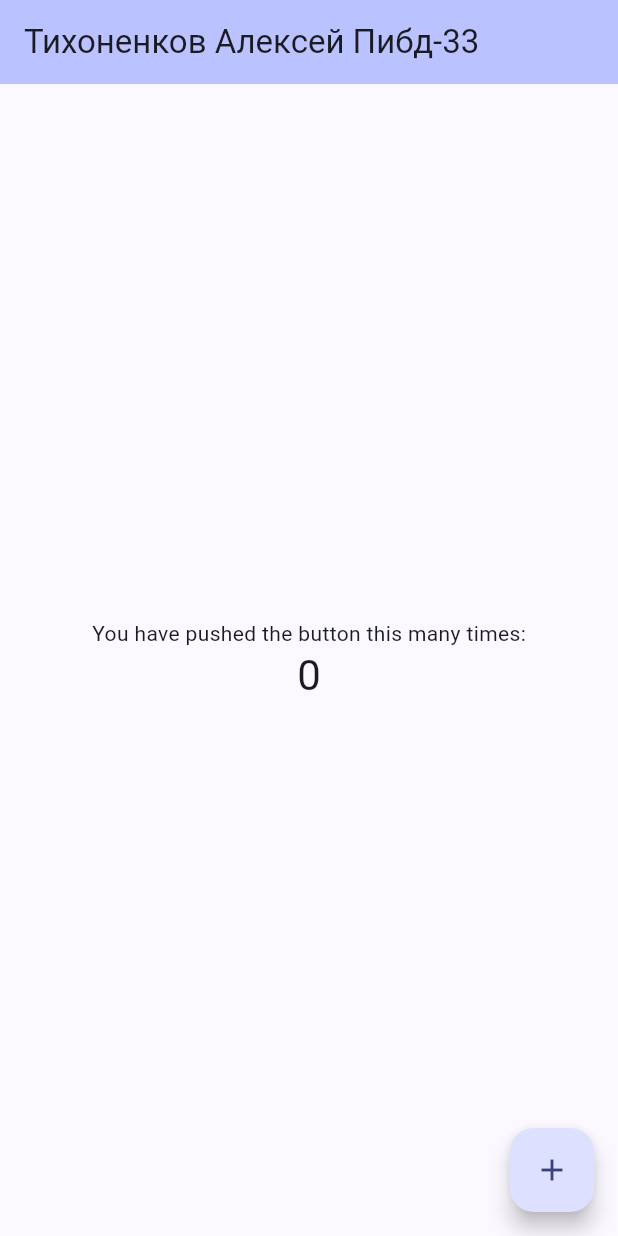
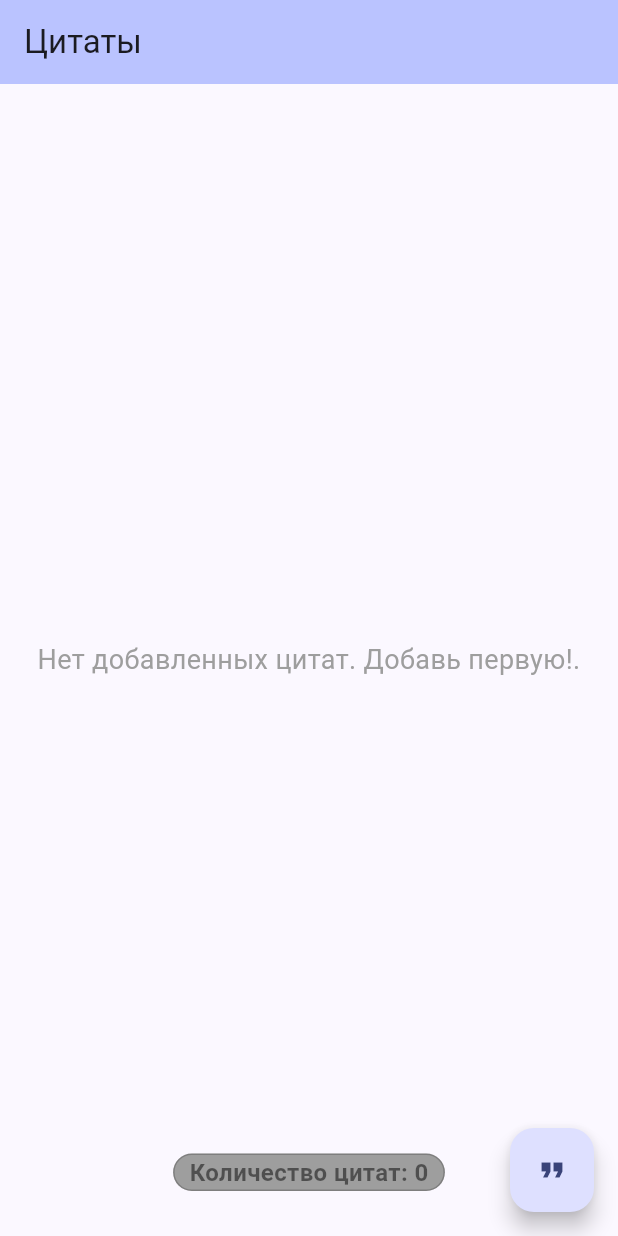
Before and after one commit to YourDax/Pibd-33_Tikhonenkov_Alexey_PMU, a Flutter app: the screen it shows after launch, on a phone screen of 412 x 824 dp. Run offline on Flutter 3.47's test engine with Material 3 defaults, Android fonts, the phone set to English and light mode, and no system bars.

Commit message:
lab2 done

```diff
--- a/lib/main.dart
+++ b/lib/main.dart
@@ -10,20 +10,30 @@ class MyApp extends StatelessWidget {
   @override
   Widget build(BuildContext context) {
     return MaterialApp(
-      title: 'Тихоненков Алексей',
+      title: 'Цитаты',
       theme: ThemeData(
         colorScheme: ColorScheme.fromSeed(seedColor: Colors.indigo),
         useMaterial3: true,
       ),
-      home: const MyHomePage(title: 'Тихоненков Алексей Пибд-33'),
+      home: const MyHomePage(title: 'Цитаты'),
     );
   }
 }
 
+// Enum
+enum MessageType { noQuotes, newQuoteAdded }
+
+// Модель цитаты
+class Quote {
+  final String text;
+  final String author;
+
+  Quote(this.text, this.author);
+}
+
+
 class MyHomePage extends StatefulWidget {
   const MyHomePage({super.key, required this.title});
-
-
 
   final String title;
 
@@ -32,13 +42,53 @@ class MyHomePage extends StatefulWidget {
 }
 
 class _MyHomePageState extends State<MyHomePage> {
-  int _counter = 0;
+  List<Quote> _quotes = []; // Generics List<>
+  MessageType _messageType = MessageType.noQuotes; // Enum для состояния
 
-  void _incrementCounter() {
+  // Добавление новой цитаты
+  Future<void> _addQuote() async {
+    final result = await showDialog<Map<String, String>?>(
+      context: context,
+      builder: (BuildContext context) {
+        final TextEditingController quoteController = TextEditingController();
+        final TextEditingController authorController = TextEditingController();
+
+        return AlertDialog(
+          title: const Text('Добавить цитату'),
+          content: Column(
+            mainAxisSize: MainAxisSize.min,
+            children: [
+              TextField(
+                controller: quoteController,
+                decoration: const InputDecoration(labelText: 'Цитата'),
+              ),
+              TextField(
+                controller: authorController,
+                decoration: const InputDecoration(labelText: 'Автор'),
+              ),
+            ],
+          ),
+          actions: [
+            TextButton(
+              onPressed: () => Navigator.of(context).pop({
+                'quote': quoteController.text,
+                'author': authorController.text,
+              }), // Анонимная функция
+              child: const Text('Добавить'),
+            ),
+          ],
+        );
+      },
+    );
+
+    if (result != null && result['quote'] != '' && result['author'] != '') {
       setState(() {
-       _counter++;
-
+        _quotes.add(
+          Quote(result['quote']!.addQuotesIfMissing(), result['author']!.capitalize()), // Применение расширения
+        );
+        _messageType = MessageType.newQuoteAdded; // Изменение состояния на "новая цитата добавлена"
       });
+    }
   }
 
   @override
@@ -48,24 +98,92 @@ class _MyHomePageState extends State<MyHomePage> {
         backgroundColor: Theme.of(context).colorScheme.inversePrimary,
         title: Text(widget.title),
       ),
-      body: Center(
-                        child: Column(
-                                                                                                                                            mainAxisAlignment: MainAxisAlignment.center,
-          children: <Widget>[
-            const Text(
-              'You have pushed the button this many times:',
+      body: Stack(
+        children: [
+          Center(
+            child: _messageType == MessageType.noQuotes
+                ? const Text(
+              'Нет добавленных цитат. Добавь первую!.',
+              textAlign: TextAlign.center,
+              style: TextStyle(fontSize: 18, color: Colors.grey),
+            )
+                : ListView.builder(
+              itemCount: _quotes.length,
+              itemBuilder: (context, index) {
+                return ListTile(
+                  title: Text(
+                    _quotes[index].text,
+                    style: const TextStyle(
+                      fontSize: 18,
+                      fontWeight: FontWeight.w500,
                     ),
-            Text(
-              '$_counter',
-              style: Theme.of(context).textTheme.headlineMedium,
                   ),
+                  subtitle: Text('- ${_quotes[index].author}'),
+                );
+              },
+            ),
+          ),
+          Align(
+            alignment: Alignment.bottomCenter,
+            child: Padding(
+              padding: const EdgeInsets.all(30.0),
+              child: Container(
+                padding: const EdgeInsets.symmetric(vertical: 0, horizontal: 10), // Отступы внутри контейнера
+                decoration: BoxDecoration(
+                  color: Colors.grey, // Полупрозрачный чёрный фон
+                  borderRadius: BorderRadius.circular(15), // Закругленные углы
+                  border: Border.all(//Граница
+                    color: Colors.black.withOpacity(0.2),
+                    width: 1,
+                  ),
+                ),
+                child: Text(
+                  'Количество цитат: ${_quotes.length}',
+                  style: TextStyle(
+                    fontSize: 16,
+                    fontWeight: FontWeight.w600,
+                    color: Colors.black.withOpacity(0.5),
+                  ),
+                ),
+              ),
+            ),
+          ),
+
         ],
       ),
+      floatingActionButton: FloatingActionButton(
+        onPressed: _addQuote,
+        tooltip: 'Добавить цитату',
+        child: const Icon(Icons.format_quote),
       ),
-      floatingActionButton: FloatingActionButton(
-        onPressed: _incrementCounter,
-        tooltip: 'Increment',
-        child: const Icon(Icons.add),
-      ),     );
+    );
   }
 }
+
+// Расширение для форматирования текста
+extension StringExtension on String {
+  // Метод для заглавной буквы у каждого слова
+  String capitalize() {
+    return split(' ').map((word) {
+      if (word.isNotEmpty) {
+        return '${word[0].toUpperCase()}${word.substring(1).toLowerCase()}';
+      }
+      return word;
+    }).join(' ');
+  }
+  // Метод для добавления кавычек, если их нет или они размещены некорректно
+  String addQuotesIfMissing() {
+    if (startsWith('\"') && endsWith('\"')) {
+      return this;
+    }
+    // Если начинается с кавычки, но не заканчивается на неё
+    if (startsWith('\"') && !endsWith('\"')) {
+      return '$this\"';
+    }
+    // Если заканчивается на кавычку, но не начинается с неё
+    if (endsWith('\"') && !startsWith('\"')) {
+      return '\"$this';
+    }
+    return '\"$this\"';
+  }
+}
```
Lines whose indentation alone changed are shown as unchanged.
